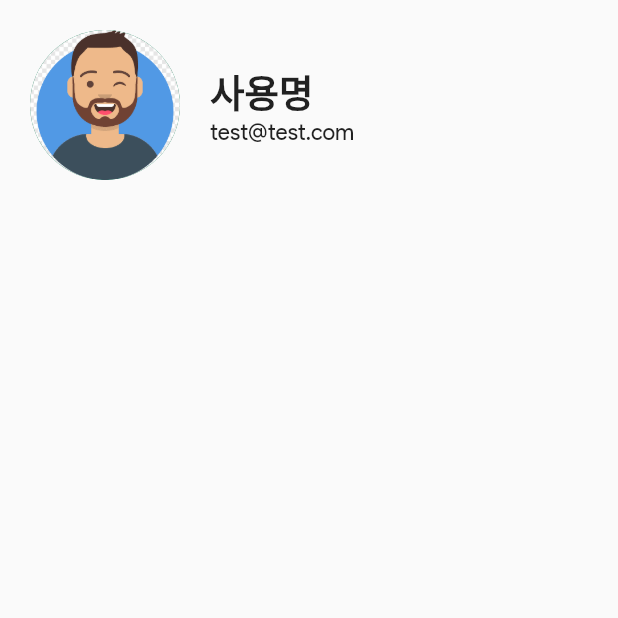
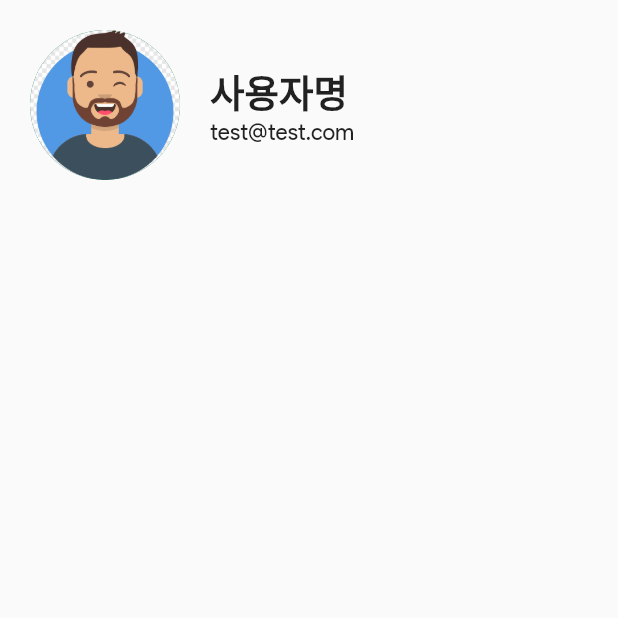
Before and after one commit to Bangc121/flutter-repair-kimpro, a Flutter app: the ProfileScreen screen opened directly, on a phone screen of 412 x 824 dp, the top half of it. Run offline on Flutter 3.47's test engine with Material 2 defaults, Android fonts, the phone set to English and light mode, and no system bars; our stand-ins replace another_flushbar, cloud_firestore, dio, firebase_auth, firebase_core, firebase_storage and 7 more; missing offline and left inert: bs_flutter_selectbox, material_dialog, shared_preferences_web; accounts and stored records are empty; generated files the repository leaves out were written again; network calls fail.

Commit message:
테스트 수정

```diff
--- a/lib/screens/profile/profile.dart
+++ b/lib/screens/profile/profile.dart
@@ -124,7 +124,7 @@ class ProfileHeader extends StatelessWidget {
       crossAxisAlignment: CrossAxisAlignment.start,
       children: [
         Text(
-          "사용명",
+          "사용자명",
           style: TextStyle(
             fontSize: 25,
             fontWeight: FontWeight.w700,
```
